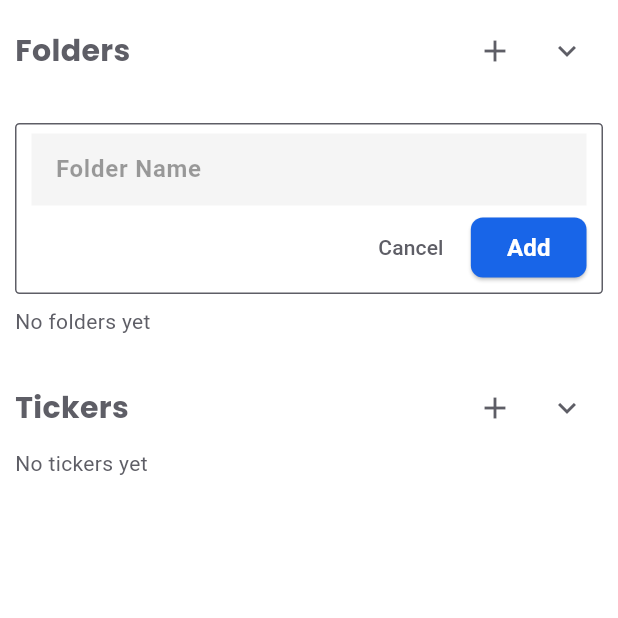
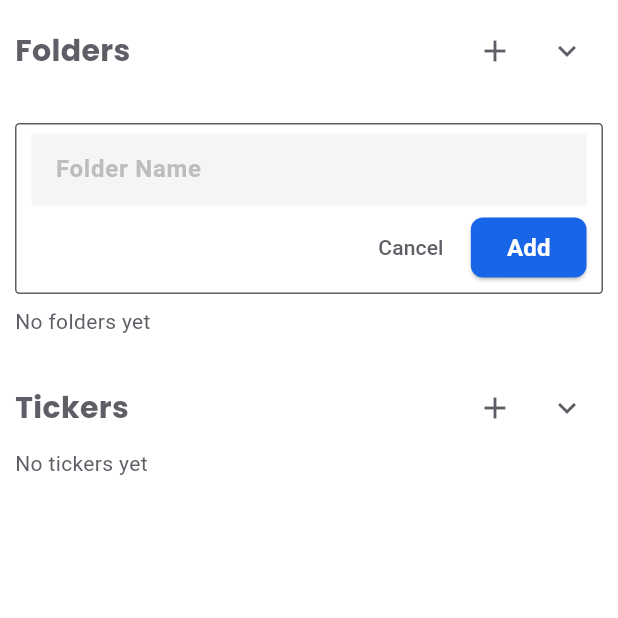
Before and after one commit to Salma28-zahran/streamore_app, a Flutter app: the BannersTab screen opened directly, after a tap on the "add" icon, on a phone screen of 412 x 824 dp, the top half of it. Run offline on Flutter 3.47's test engine with Material 3 defaults, Android fonts, the phone set to English and light mode, and no system bars; our stand-ins replace dropdown_button2, easy_localization, flutter_colorpicker, font_awesome_flutter, google_fonts, image_picker and 1 more; missing offline and left inert: flutter_sound.

Commit message:
dark mode of banner tab

```diff
--- a/lib/screens/tabs/banners_tab.dart
+++ b/lib/screens/tabs/banners_tab.dart
@@ -93,7 +93,7 @@ class _BannersTabState extends State<BannersTab> {
           child: Column(
             crossAxisAlignment: CrossAxisAlignment.start,
             children: [
-              /// ----------------- BANNERS SECTION -----------------
+              /// ----------------- FOLDERS SECTION -----------------
               Row(
                 mainAxisAlignment: MainAxisAlignment.spaceBetween,
                 children: [
@@ -108,14 +108,12 @@ class _BannersTabState extends State<BannersTab> {
                   Row(
                     children: [
                       IconButton(
-                        icon: Icon(Icons.add, color: theme.textTheme.bodyLarge?.color,),
+                        icon: Icon(Icons.add, color: theme.textTheme.bodyLarge?.color),
                         onPressed: _addFolder,
                       ),
                       IconButton(
                         icon: Icon(
-                          showFolders
-                              ? Icons.keyboard_arrow_down_outlined
-                              :  Icons.keyboard_arrow_up_outlined,
+                          showFolders ? Icons.keyboard_arrow_down_outlined : Icons.keyboard_arrow_up_outlined,
                           color: theme.textTheme.bodyLarge?.color,
                         ),
                         onPressed: () {
@@ -135,20 +133,15 @@ class _BannersTabState extends State<BannersTab> {
                   valueListenable: folders,
                   builder: (context, folderList, _) {
                     if (folderList.isEmpty) {
-                      return Text("no_folders_yet".tr(),style: TextStyle(color: theme.textTheme.bodyLarge?.color,),);
+                      return Text(
+                        "no_folders_yet".tr(),
+                        style: TextStyle(color: theme.textTheme.bodyLarge?.color),
+                      );
                     }
-                    return SizedBox(
-                      height: folderList.length * 86,
-                      child: ReorderableListView.builder(
+                    return ListView.builder(
+                      shrinkWrap: true,
+                      physics: NeverScrollableScrollPhysics(), // Prevents nested scrolling
                       itemCount: folderList.length,
-                        shrinkWrap: true,
-                        physics: const NeverScrollableScrollPhysics(),
-                        onReorder: (oldIndex, newIndex) {
-                          if (newIndex > oldIndex) newIndex -= 1;
-                          final item = folderList.removeAt(oldIndex);
-                          folderList.insert(newIndex, item);
-                          folders.notifyListeners();
-                        },
                       itemBuilder: (context, index) {
                         final folder = folderList[index];
                         return KeyedSubtree(
@@ -184,7 +177,6 @@ class _BannersTabState extends State<BannersTab> {
                           ),
                         );
                       },
-                      ),
                     );
                   },
                 ),
@@ -206,14 +198,12 @@ class _BannersTabState extends State<BannersTab> {
                   Row(
                     children: [
                       IconButton(
-                        icon: Icon(Icons.add, color: theme.textTheme.bodyLarge?.color,),
+                        icon: Icon(Icons.add, color: theme.textTheme.bodyLarge?.color),
                         onPressed: _addTicker,
                       ),
                       IconButton(
                         icon: Icon(
-                          showTickers
-                              ? Icons.keyboard_arrow_down_outlined
-                             : Icons.keyboard_arrow_up_outlined,
+                          showTickers ? Icons.keyboard_arrow_down_outlined : Icons.keyboard_arrow_up_outlined,
                           color: theme.textTheme.bodyLarge?.color,
                         ),
                         onPressed: () {
@@ -233,20 +223,15 @@ class _BannersTabState extends State<BannersTab> {
                   valueListenable: tickers,
                   builder: (context, tickerList, _) {
                     if (tickerList.isEmpty) {
-                      return Text("no_tickers_yet".tr(),style: TextStyle(color: theme.textTheme.bodyLarge?.color,));
+                      return Text(
+                        "no_tickers_yet".tr(),
+                        style: TextStyle(color: theme.textTheme.bodyLarge?.color),
+                      );
                     }
-                    return SizedBox(
-                      height: tickerList.length * 86,
-                      child: ReorderableListView.builder(
+                    return ListView.builder(
+                      shrinkWrap: true,
+                      physics: NeverScrollableScrollPhysics(), // Prevents nested scrolling
                       itemCount: tickerList.length,
-                        shrinkWrap: true,
-                        physics: const NeverScrollableScrollPhysics(),
-                        onReorder: (oldIndex, newIndex) {
-                          if (newIndex > oldIndex) newIndex -= 1;
-                          final item = tickerList.removeAt(oldIndex);
-                          tickerList.insert(newIndex, item);
-                          tickers.notifyListeners();
-                        },
                       itemBuilder: (context, index) {
                         final ticker = tickerList[index];
                         return KeyedSubtree(
@@ -282,7 +267,6 @@ class _BannersTabState extends State<BannersTab> {
                           ),
                         );
                       },
-                      ),
                     );
                   },
                 ),
@@ -304,12 +288,12 @@ class _BannersTabState extends State<BannersTab> {
   }) {
     return Container(
       width: double.infinity,
-      height: 90,  // Adjust height to make it more visually balanced
-      margin: const EdgeInsets.symmetric(vertical: 10),  // More space between cards
+      height: 90,
+      margin: const EdgeInsets.symmetric(vertical: 10),
       padding: const EdgeInsets.symmetric(horizontal: 16, vertical: 12),
       decoration: BoxDecoration(
-        color: Theme.of(context).cardColor,  // Background color of the card
-        borderRadius: BorderRadius.circular(12),  // Rounded corners
+        color: Theme.of(context).cardColor,
+        borderRadius: BorderRadius.circular(12),
         border: Border.all(
           color: Theme.of(context).textTheme.bodyLarge?.color ?? Colors.grey.withOpacity(0.5),
           width: 1,
@@ -319,16 +303,14 @@ class _BannersTabState extends State<BannersTab> {
             color: Colors.black.withOpacity(0.1),
             spreadRadius: 1,
             blurRadius: 5,
-            offset: Offset(0, 3),  // Shadow effect
+            offset: Offset(0, 3),
           ),
         ],
       ),
       child: Row(
         children: [
-          // Drag indicator icon
           Icon(Icons.drag_indicator, color: Colors.grey),
           const SizedBox(width: 16),
-          // Folder icon
           Icon(Icons.folder_outlined, color: Theme.of(context).textTheme.bodyLarge?.color),
           const SizedBox(width: 16),
           Expanded(
@@ -337,7 +319,7 @@ class _BannersTabState extends State<BannersTab> {
                     autofocus: true,
                     decoration: InputDecoration(
                       hintText: "Folder Name",
-                      hintStyle: TextStyle(color: Colors.grey),
+                      hintStyle: TextStyle(color: Theme.of(context).textTheme.bodyLarge?.color),
                       border: InputBorder.none,
                     ),
                     onSubmitted: (value) {
@@ -410,14 +392,13 @@ class _BannersTabState extends State<BannersTab> {
     );
   }
 
-
  Widget _buildAddFolderCard() {
   return Container(
     margin: const EdgeInsets.symmetric(vertical: 8),
     padding: const EdgeInsets.symmetric(vertical: 6, horizontal: 10),
     decoration: BoxDecoration(
-      color: Colors.white,
-      border: Border.all(color: Theme.of(context).textTheme.bodyLarge?.color??Colors.grey,),
+      color: Theme.of(context).appBarTheme.backgroundColor,
+      border: Border.all(color: Theme.of(context).textTheme.bodyLarge?.color ?? Colors.grey),
       borderRadius: BorderRadius.circular(3),
     ),
     child: Column(
@@ -426,11 +407,21 @@ class _BannersTabState extends State<BannersTab> {
           controller: folderController,
           decoration: InputDecoration(
             hintText: "Folder Name",
-            hintStyle: TextStyle(color:  Theme.of(context).disabledColor, fontWeight: FontWeight.bold),
+            hintStyle: TextStyle(
+              color: Theme.of(context).brightness == Brightness.dark
+                  ? Colors.grey.shade600
+                  : Colors.grey.shade400,
+              fontWeight: FontWeight.bold,
+            ),
             filled: true,
             fillColor: Colors.grey.shade100,
             border: InputBorder.none,
             contentPadding: const EdgeInsets.symmetric(vertical: 3, horizontal: 12),
+          ),
+          style: TextStyle(
+            color: Theme.of(context).brightness == Brightness.dark
+                ? Colors.black
+                : Colors.black87,
           ),
         ),
         const SizedBox(height: 4),
@@ -441,12 +432,14 @@ class _BannersTabState extends State<BannersTab> {
               onPressed: () {
                 setState(() {
                   showAddFolderCard = false;
+                  folderController.clear();
                 });
               },
-              style: TextButton.styleFrom(
-                padding: EdgeInsets.zero,
+              style: TextButton.styleFrom(padding: EdgeInsets.zero),
+              child: Text(
+                "Cancel",
+                style: TextStyle(color: Theme.of(context).textTheme.bodyLarge?.color ?? Colors.grey),
               ),
-              child: Text("Cancel", style: TextStyle(color: Theme.of(context).textTheme.bodyLarge?.color??Colors.grey,)),
             ),
             const SizedBox(width: 8),
             ElevatedButton(
@@ -462,11 +455,7 @@ class _BannersTabState extends State<BannersTab> {
               ),
               child: const Text(
                 "Add",
-                style: TextStyle(
-                  color: Colors.white,
-                  fontSize: 16,
-                  fontWeight: FontWeight.w600,
-                ),
+                style: TextStyle(color: Colors.white, fontSize: 16, fontWeight: FontWeight.w600),
               ),
             ),
           ],
@@ -479,13 +468,11 @@ class _BannersTabState extends State<BannersTab> {
 
   Widget _buildAddTickerCard() {
   return Container(
-    margin: const EdgeInsets.symmetric(vertical: 8), // Reduced margin
+    margin: const EdgeInsets.symmetric(vertical: 8),
     padding: const EdgeInsets.symmetric(vertical: 6, horizontal: 10),
     decoration: BoxDecoration(
-      color: Colors.white,
-      border: Border.all(
-        color: Theme.of(context).textTheme.bodyLarge?.color ?? Colors.grey,
-      ),
+      color: Theme.of(context).appBarTheme.backgroundColor, // Match folder design color
+      border: Border.all(color: Theme.of(context).textTheme.bodyLarge?.color ?? Colors.grey),
       borderRadius: BorderRadius.circular(3),
     ),
     child: Column(
@@ -495,13 +482,20 @@ class _BannersTabState extends State<BannersTab> {
           decoration: InputDecoration(
             hintText: "Ticker Name",
             hintStyle: TextStyle(
-              color: Theme.of(context).disabledColor,
+              color: Theme.of(context).brightness == Brightness.dark
+                  ? Colors.grey.shade600 // Dark grey for hint in dark mode
+                  : Colors.grey.shade400, // Light grey for hint in light mode
               fontWeight: FontWeight.bold,
             ),
             filled: true,
             fillColor: Colors.grey.shade100,
             border: InputBorder.none,
             contentPadding: const EdgeInsets.symmetric(vertical: 3, horizontal: 12),
+          ),
+          style: TextStyle(
+            color: Theme.of(context).brightness == Brightness.dark
+                ? Colors.black // Black text in dark mode
+                : Colors.black87, // Dark grey text in light mode
           ),
         ),
         const SizedBox(height: 4),
@@ -512,16 +506,13 @@ class _BannersTabState extends State<BannersTab> {
               onPressed: () {
                 setState(() {
                   showAddTickerCard = false;
+                  folderController.clear();
                 });
               },
-              style: TextButton.styleFrom(
-                padding: EdgeInsets.zero,
-              ),
+              style: TextButton.styleFrom(padding: EdgeInsets.zero),
               child: Text(
                 "Cancel",
-                style: TextStyle(
-                  color: Theme.of(context).textTheme.bodyLarge?.color ?? Colors.grey,
-                ),
+                style: TextStyle(color: Theme.of(context).textTheme.bodyLarge?.color ?? Colors.grey),
               ),
             ),
             const SizedBox(width: 8),
@@ -538,11 +529,7 @@ class _BannersTabState extends State<BannersTab> {
               ),
               child: const Text(
                 "Add",
-                style: TextStyle(
-                  color: Colors.white,
-                  fontSize: 16,
-                  fontWeight: FontWeight.w600,
-                ),
+                style: TextStyle(color: Colors.white, fontSize: 16, fontWeight: FontWeight.w600),
               ),
             ),
           ],
```
Lines whose indentation alone changed are shown as unchanged.
